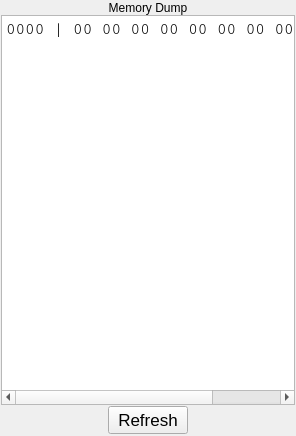
Old version of the form memorydumppane.ui in the repository WarlockD/pep8-1.
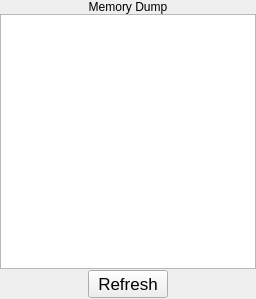
New version of the form.

```diff
--- a/memorydumppane.ui
+++ b/memorydumppane.ui
@@ -6,8 +6,8 @@
    <rect>
     <x>0</x>
     <y>0</y>
-    <width>296</width>
-    <height>436</height>
+    <width>256</width>
+    <height>299</height>
    </rect>
   </property>
   <property name="sizePolicy">
@@ -26,14 +26,12 @@
    <string>Form</string>
   </property>
   <layout class="QVBoxLayout" name="verticalLayout">
-   <property name="margin">
-    <number>1</number>
-   </property>
-   <item>
-    <layout class="QVBoxLayout">
      <property name="spacing">
       <number>0</number>
      </property>
+   <property name="margin">
+    <number>0</number>
+   </property>
      <item>
       <widget class="QLabel" name="pepMemoryDumpLabel">
        <property name="sizePolicy">
@@ -126,7 +124,7 @@
      <item>
       <widget class="QTextEdit" name="pepMemoryDumpTextEdit">
        <property name="sizePolicy">
-        <sizepolicy hsizetype="Expanding" vsizetype="Expanding">
+      <sizepolicy hsizetype="Minimum" vsizetype="Expanding">
          <horstretch>0</horstretch>
          <verstretch>0</verstretch>
         </sizepolicy>
@@ -148,8 +146,7 @@
 &lt;html&gt;&lt;head&gt;&lt;meta name=&quot;qrichtext&quot; content=&quot;1&quot; /&gt;&lt;style type=&quot;text/css&quot;&gt;
 p, li { white-space: pre-wrap; }
 &lt;/style&gt;&lt;/head&gt;&lt;body style=&quot; font-family:'Courier'; font-size:11pt; font-weight:400; font-style:normal;&quot;&gt;
-&lt;p style=&quot; margin-top:0px; margin-bottom:0px; margin-left:0px; margin-right:0px; -qt-block-indent:0; text-indent:0px;&quot;&gt;&lt;span style=&quot; font-size:12pt;&quot;&gt;0000 | 00 00 00 00 00 00 00 00 |........&lt;/span&gt;&lt;/p&gt;
-&lt;p style=&quot;-qt-paragraph-type:empty; margin-top:0px; margin-bottom:0px; margin-left:0px; margin-right:0px; -qt-block-indent:0; text-indent:0px; font-size:12pt;&quot;&gt;&lt;/p&gt;&lt;/body&gt;&lt;/html&gt;</string>
+&lt;p style=&quot;-qt-paragraph-type:empty; margin-top:0px; margin-bottom:0px; margin-left:0px; margin-right:0px; -qt-block-indent:0; text-indent:0px;&quot;&gt;&lt;/p&gt;&lt;/body&gt;&lt;/html&gt;</string>
        </property>
        <property name="textInteractionFlags">
         <set>Qt::TextSelectableByMouse</set>
@@ -207,8 +204,6 @@
           </size>
          </property>
         </spacer>
-       </item>
-      </layout>
      </item>
     </layout>
    </item>
```
Left out of the diff: 6 changed lines with no effect on the pictures. Lines whose indentation alone changed are shown as unchanged.
